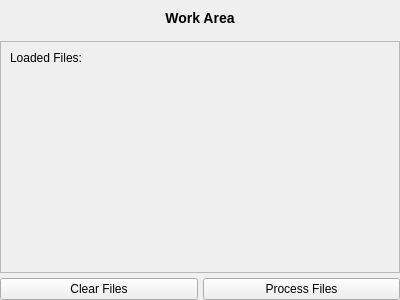
Before: the Qt Designer form App/gui/widgets/work_area.ui in hattaarshavin/PikselCat, drawn with Qt 5.
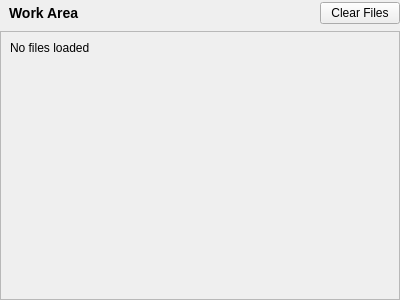
After: the same form once the commit is applied.

Commit message: feat: Update WorkHandler and UI for improved file management and user experience

The edit to the form file:
```diff
--- a/App/gui/widgets/work_area.ui
+++ b/App/gui/widgets/work_area.ui
@@ -30,19 +30,50 @@
    </property>
    <property name="bottomMargin">
     <number>0</number>
-   </property>
+   </property>   <item>
+    <layout class="QHBoxLayout" name="headerLayout">
    <item>
     <widget class="QLabel" name="workAreaTitle">
      <property name="text">
       <string>Work Area</string>
      </property>
      <property name="alignment">
-      <set>Qt::AlignCenter</set>
+        <set>Qt::AlignLeft|Qt::AlignVCenter</set>
      </property>
      <property name="styleSheet">
-      <string>font-weight: bold; font-size: 14px; margin: 10px;</string>
-     </property>
-    </widget>
+        <string>font-weight: bold; font-size: 14px; margin: 5px;</string>
+       </property>
+      </widget>
+     </item>
+     <item>
+      <spacer name="headerSpacer">
+       <property name="orientation">
+        <enum>Qt::Horizontal</enum>
+       </property>
+       <property name="sizeHint" stdset="0">
+        <size>
+         <width>40</width>
+         <height>20</height>
+        </size>
+       </property>
+      </spacer>
+     </item>     <item>
+      <widget class="QPushButton" name="clearFilesButton">
+       <property name="text">
+        <string>Clear Files</string>
+       </property>
+       <property name="toolTip">
+        <string>Clear all files</string>
+       </property>
+       <property name="sizePolicy">
+        <sizepolicy hsizetype="Fixed" vsizetype="Fixed">
+         <horstretch>0</horstretch>
+         <verstretch>0</verstretch>
+        </sizepolicy>
+       </property>
+      </widget>
+     </item>
+    </layout>
    </item>
    <item>
     <widget class="QScrollArea" name="fileScrollArea">
@@ -62,34 +93,15 @@
        <item>
         <widget class="QLabel" name="fileListLabel">
          <property name="text">
-          <string>Loaded Files:</string>
+          <string>No files loaded</string>
          </property>
          <property name="alignment">
           <set>Qt::AlignLeft|Qt::AlignTop</set>
          </property>
         </widget>
        </item>
-      </layout>
-     </widget>
-    </widget>
-   </item>
-   <item>
-    <layout class="QHBoxLayout" name="actionButtonLayout">
-     <item>
-      <widget class="QPushButton" name="clearFilesButton">
-       <property name="text">
-        <string>Clear Files</string>
-       </property>
-      </widget>
-     </item>
-     <item>
-      <widget class="QPushButton" name="processFilesButton">
-       <property name="text">
-        <string>Process Files</string>
-       </property>
-      </widget>
-     </item>
-    </layout>
+      </layout>     </widget>
+    </widget>
    </item>
   </layout>
  </widget>
```
Left out of the diff: 3 changed lines with no effect on the pictures. Lines whose indentation alone changed are shown as unchanged. The commit also changes 3 other files.
